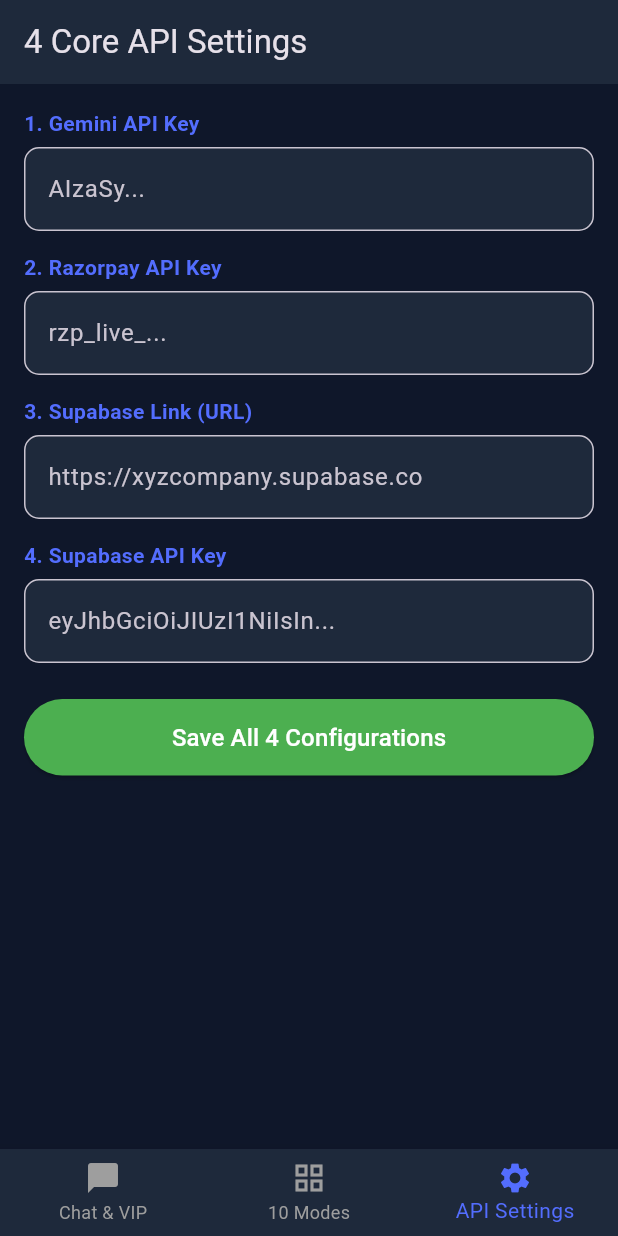
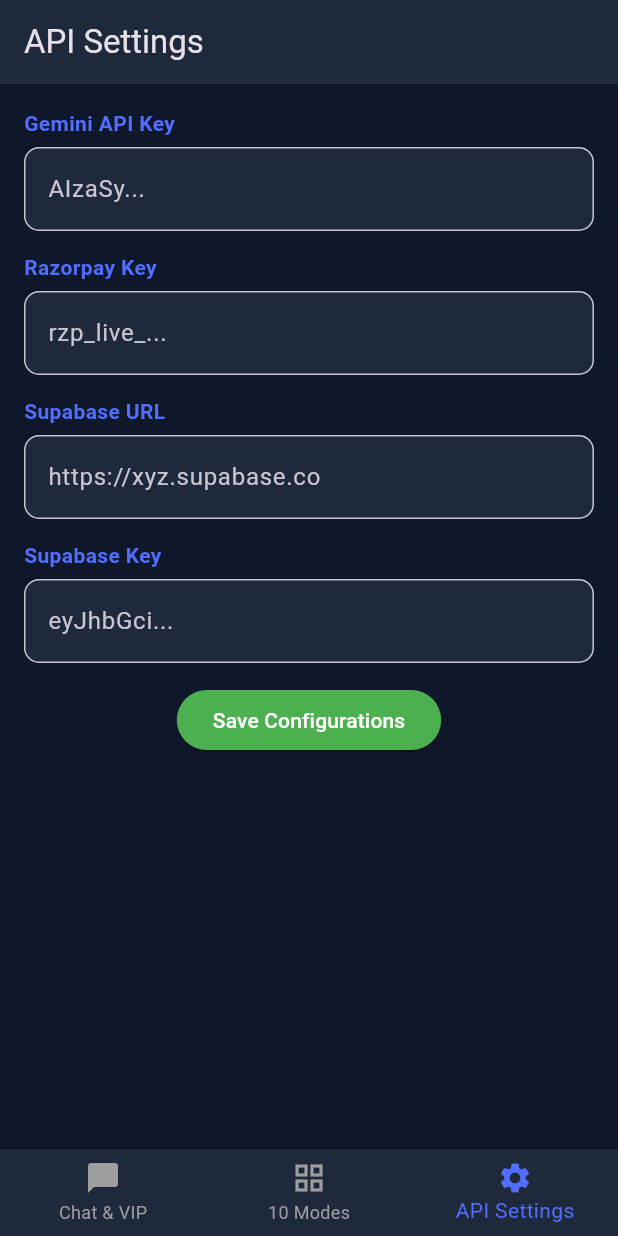
Before and after one commit to tarun225601-star/ai-dost-app, a Flutter app: the screen it shows after launch, item 3 of the bottom bar chosen, on a phone screen of 412 x 824 dp. Run offline on Flutter 3.47's test engine with Material 3 defaults, Android fonts, the phone set to English and light mode, and no system bars; our stand-ins replace shared_preferences.

Commit message:
Refactor main.dart for clarity and updates
Updated hint texts for better clarity and modified import statement for HTTP package. Removed unnecessary comments and streamlined the modes list.

```diff
--- a/lib/main.dart
+++ b/lib/main.dart
@@ -1,6 +1,6 @@
 import 'package:flutter/material.dart';
 import 'package:shared_preferences/shared_preferences.dart';
-import 'http_helper.dart' as http; // Safe network handler
+import 'package:http/http.dart' as http;
 import 'dart:convert';
 
 void main() {
@@ -60,9 +60,6 @@
   }
 }
 
-// ==========================================
-// 1. VIP SMART CHAT SCREEN (असली Gemini API)
-// ==========================================
 class SingleSmartChatScreen extends StatefulWidget {
   const SingleSmartChatScreen({super.key});
 
@@ -232,7 +229,7 @@
                     TextField(
                       controller: _taskTitleController,
                       decoration: InputDecoration(
-                        hintText: 'टास्क का नाम (जैसे: होटल मेन्यू / बैंक फॉर्म)',
+                        hintText: 'टास्क का नाम',
                         filled: true,
                         fillColor: const Color(0xFF0F172A),
                         border: OutlineInputBorder(borderRadius: BorderRadius.circular(8)),
@@ -243,7 +240,7 @@
                       controller: _taskInstructionsController,
                       maxLines: 3,
                       decoration: InputDecoration(
-                        hintText: 'यहाँ पूरा निर्देश (System Prompt) डालें...',
+                        hintText: 'यहाँ निर्देश (System Prompt) डालें...',
                         filled: true,
                         fillColor: const Color(0xFF0F172A),
                         border: OutlineInputBorder(borderRadius: BorderRadius.circular(8)),
@@ -297,7 +294,7 @@
                   child: TextField(
                     controller: _messageController,
                     decoration: InputDecoration(
-                      hintText: 'यहाँ असली सवाल पूछें...',
+                      hintText: 'यहाँ सवाल पूछें...',
                       filled: true,
                       fillColor: const Color(0xFF1E293B),
                       border: OutlineInputBorder(borderRadius: BorderRadius.circular(10), borderSide: BorderSide.none),
@@ -318,23 +315,13 @@
   }
 }
 
-// ==========================================
-// 2. 10 MODES SCREEN
-// ==========================================
 class ModesListScreen extends StatelessWidget {
   const ModesListScreen({super.key});
 
   final List<String> modes = const [
-    '1. Business Consultant',
-    '2. Hotel Front-Desk Manager',
-    '3. Voice Companion (Offline)',
-    '4. Code Architect',
-    '5. Content & Media Creator',
-    '6. Data Automation Expert',
-    '7. Voice Biometric Guard',
-    '8. Sarcastic AI Roast',
-    '9. Task Scheduler',
-    '10. Ultimate Super-Bot'
+    '1. Business Consultant', '2. Hotel Manager', '3. Voice Companion',
+    '4. Code Architect', '5. Media Creator', '6. Data Automation',
+    '7. Voice Biometric', '8. Sarcastic AI', '9. Task Scheduler', '10. Super-Bot'
   ];
 
   @override
@@ -344,10 +331,7 @@
       body: GridView.builder(
         padding: const EdgeInsets.all(16),
         gridDelegate: const SliverGridDelegateWithFixedCrossAxisCount(
-          crossAxisCount: 2,
-          crossAxisSpacing: 12,
-          mainAxisSpacing: 12,
-          childAspectRatio: 1.4,
+          crossAxisCount: 2, crossAxisSpacing: 12, mainAxisSpacing: 12, childAspectRatio: 1.4,
         ),
         itemCount: modes.length,
         itemBuilder: (context, index) {
@@ -360,11 +344,7 @@
             child: Center(
               child: Padding(
                 padding: const EdgeInsets.all(12.0),
-                child: Text(
-                  modes[index],
-                  textAlign: TextAlign.center,
-                  style: const TextStyle(fontWeight: FontWeight.bold, color: Colors.white),
-                ),
+                child: Text(modes[index], textAlign: TextAlign.center, style: const TextStyle(fontWeight: FontWeight.bold, color: Colors.white)),
               ),
             ),
           );
@@ -374,9 +354,6 @@
   }
 }
 
-// ==========================================
-// 3. SETTINGS SCREEN (4 Core APIs)
-// ==========================================
 class SettingsScreen extends StatefulWidget {
   const SettingsScreen({super.key});
 
@@ -414,9 +391,7 @@
     await prefs.setString('supabase_key', _supabaseKeyController.text);
 
     if (!mounted) return;
-    ScaffoldMessenger.of(context).showSnackBar(
-      const SnackBar(content: Text('सभी 4 API और Supabase सेटिंग्स सेव हो गई हैं!')),
-    );
+    ScaffoldMessenger.of(context).showSnackBar(const SnackBar(content: Text('सेटिंग्स सेव हो गई हैं!')));
   }
 
   @override
@@ -430,12 +405,7 @@
           TextField(
             controller: controller,
             obscureText: obscure,
-            decoration: InputDecoration(
-              hintText: hint,
-              filled: true,
-              fillColor: const Color(0xFF1E293B),
-              border: OutlineInputBorder(borderRadius: BorderRadius.circular(10)),
-            ),
+            decoration: InputDecoration(hintText: hint, filled: true, fillColor: const Color(0xFF1E293B), border: OutlineInputBorder(borderRadius: BorderRadius.circular(10))),
           ),
           const SizedBox(height: 14),
         ],
@@ -443,24 +413,19 @@
     }
 
     return Scaffold(
-      appBar: AppBar(title: const Text('4 Core API Settings'), backgroundColor: const Color(0xFF1E293B)),
+      appBar: AppBar(title: const Text('API Settings'), backgroundColor: const Color(0xFF1E293B)),
       body: SingleChildScrollView(
         padding: const EdgeInsets.all(16.0),
         child: Column(
-          crossAxisAlignment: CrossAxisAlignment.start,
           children: [
-            buildField('1. Gemini API Key', _geminiKeyController, 'AIzaSy...', obscure: true),
-            buildField('2. Razorpay API Key', _razorpayKeyController, 'rzp_live_...', obscure: true),
-            buildField('3. Supabase Link (URL)', _supabaseUrlController, 'https://xyzcompany.supabase.co'),
-            buildField('4. Supabase API Key', _supabaseKeyController, 'eyJhbGciOiJIUzI1NiIsIn...', obscure: true),
-            const SizedBox(height: 10),
-            SizedBox(
-              width: double.infinity,
-              child: ElevatedButton(
-                style: ElevatedButton.styleFrom(backgroundColor: Colors.green, padding: const EdgeInsets.all(14)),
-                onPressed: _saveKeys,
-                child: const Text('Save All 4 Configurations', style: TextStyle(fontSize: 16, color: Colors.white)),
-              ),
+            buildField('Gemini API Key', _geminiKeyController, 'AIzaSy...', obscure: true),
+            buildField('Razorpay Key', _razorpayKeyController, 'rzp_live_...', obscure: true),
+            buildField('Supabase URL', _supabaseUrlController, 'https://xyz.supabase.co'),
+            buildField('Supabase Key', _supabaseKeyController, 'eyJhbGci...', obscure: true),
+            ElevatedButton(
+              style: ElevatedButton.styleFrom(backgroundColor: Colors.green),
+              onPressed: _saveKeys,
+              child: const Text('Save Configurations', style: TextStyle(color: Colors.white)),
             ),
           ],
         ),
```
